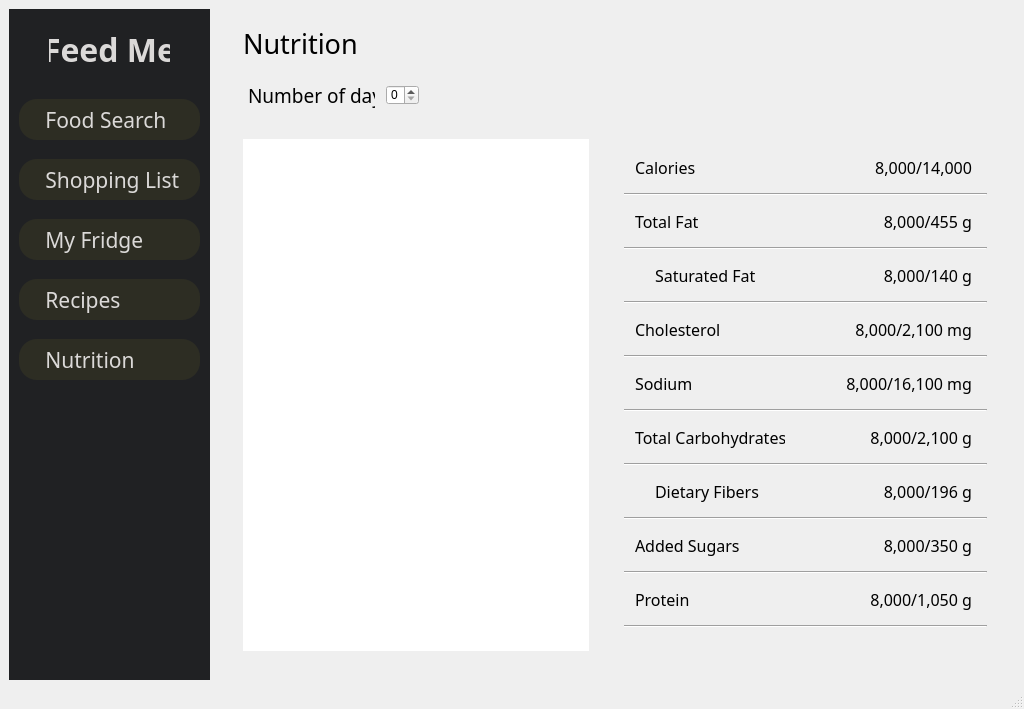
Old version of the form src/pages/MainWindow.ui in the repository AxisMaen/FeedMe.
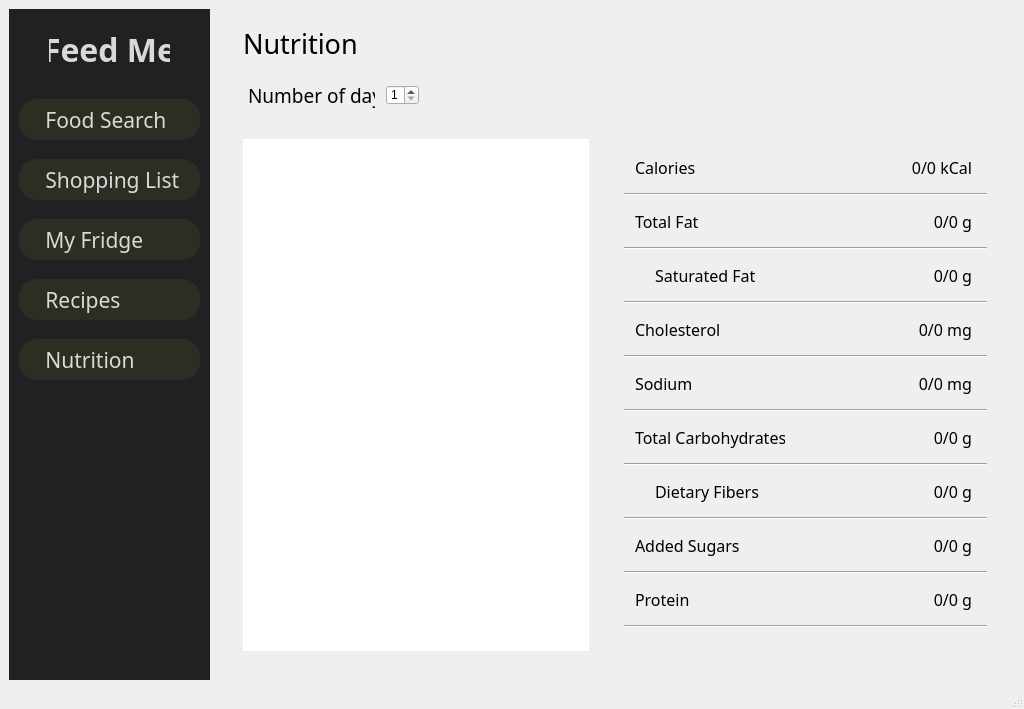
New version of the form. The open tabs and pages were chosen to show the change. Icons and pictures are not drawn.

Commit message: FM-17 - aggregation algorithm and connecting to nutrition labels

```diff
--- a/src/pages/MainWindow.ui
+++ b/src/pages/MainWindow.ui
@@ -1139,6 +1139,9 @@
                   <height>20</height>
                  </size>
                 </property>
+                <property name="minimum">
+                 <number>1</number>
+                </property>
                </widget>
               </item>
              </layout>
@@ -1316,7 +1319,7 @@
                        </font>
                       </property>
                       <property name="text">
-                       <string>8,000/14,000</string>
+                       <string>0/0 kCal</string>
                       </property>
                       <property name="alignment">
                        <set>Qt::AlignRight|Qt::AlignTrailing|Qt::AlignVCenter</set>
@@ -1437,7 +1440,7 @@
                        </font>
                       </property>
                       <property name="text">
-                       <string>8,000/455 g</string>
+                       <string>0/0 g</string>
                       </property>
                       <property name="alignment">
                        <set>Qt::AlignRight|Qt::AlignTrailing|Qt::AlignVCenter</set>
@@ -1561,7 +1564,7 @@
                        </font>
                       </property>
                       <property name="text">
-                       <string>8,000/140 g</string>
+                       <string>0/0 g</string>
                       </property>
                       <property name="alignment">
                        <set>Qt::AlignRight|Qt::AlignTrailing|Qt::AlignVCenter</set>
@@ -1682,7 +1685,7 @@
                        </font>
                       </property>
                       <property name="text">
-                       <string>8,000/2,100 mg</string>
+                       <string>0/0 mg</string>
                       </property>
                       <property name="alignment">
                        <set>Qt::AlignRight|Qt::AlignTrailing|Qt::AlignVCenter</set>
@@ -1803,7 +1806,7 @@
                        </font>
                       </property>
                       <property name="text">
-                       <string>8,000/16,100 mg</string>
+                       <string>0/0 mg</string>
                       </property>
                       <property name="alignment">
                        <set>Qt::AlignRight|Qt::AlignTrailing|Qt::AlignVCenter</set>
@@ -1924,7 +1927,7 @@
                        </font>
                       </property>
                       <property name="text">
-                       <string>8,000/2,100 g</string>
+                       <string>0/0 g</string>
                       </property>
                       <property name="alignment">
                        <set>Qt::AlignRight|Qt::AlignTrailing|Qt::AlignVCenter</set>
@@ -2048,7 +2051,7 @@
                        </font>
                       </property>
                       <property name="text">
-                       <string>8,000/196 g</string>
+                       <string>0/0 g</string>
                       </property>
                       <property name="alignment">
                        <set>Qt::AlignRight|Qt::AlignTrailing|Qt::AlignVCenter</set>
@@ -2169,7 +2172,7 @@
                        </font>
                       </property>
                       <property name="text">
-                       <string>8,000/350 g</string>
+                       <string>0/0 g</string>
                       </property>
                       <property name="alignment">
                        <set>Qt::AlignRight|Qt::AlignTrailing|Qt::AlignVCenter</set>
@@ -2290,7 +2293,7 @@
                        </font>
                       </property>
                       <property name="text">
-                       <string>8,000/1,050 g</string>
+                       <string>0/0 g</string>
                       </property>
                       <property name="alignment">
                        <set>Qt::AlignRight|Qt::AlignTrailing|Qt::AlignVCenter</set>
```
The commit also changes 7 other files.
